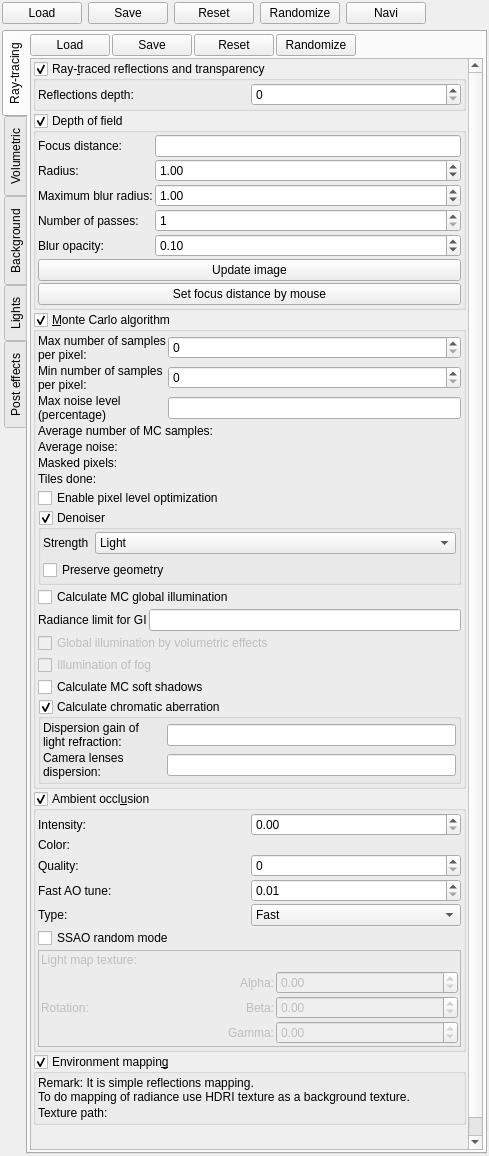
The window that mandelbulber2/qt/dock_effects.ui (buddhi1980/mandelbulber2) describes before a commit, drawn with Qt 5.
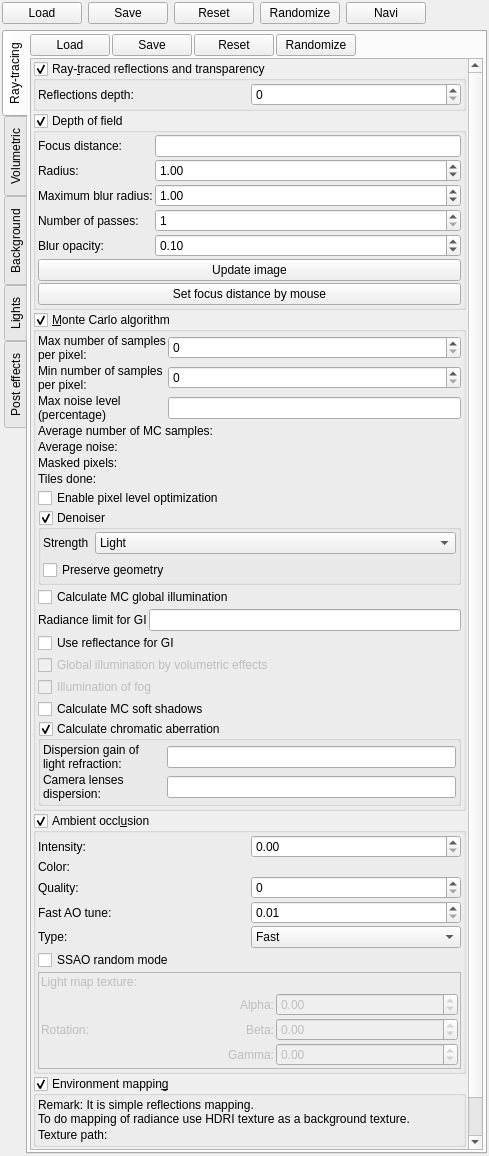
The same window after the commit. Icons and pictures are not drawn. Custom widgets are drawn as their Qt base class.

Diff of the .ui file:
```diff
--- a/mandelbulber2/qt/dock_effects.ui
+++ b/mandelbulber2/qt/dock_effects.ui
@@ -181,9 +181,9 @@
           <property name="geometry">
            <rect>
             <x>0</x>
-            <y>0</y>
-            <width>433</width>
-            <height>1237</height>
+            <y>-36</y>
+            <width>437</width>
+            <height>1144</height>
            </rect>
           </property>
           <layout class="QVBoxLayout" name="verticalLayout_34">
@@ -767,6 +767,19 @@
                 </item>
                </layout>
               </item>
+              <item>
+               <widget class="MyCheckBox" name="checkBox_MC_GI_use_reflectance">
+                <property name="sizePolicy">
+                 <sizepolicy hsizetype="Minimum" vsizetype="Maximum">
+                  <horstretch>0</horstretch>
+                  <verstretch>0</verstretch>
+                 </sizepolicy>
+                </property>
+                <property name="text">
+                 <string>Use reflectance for GI</string>
+                </property>
+               </widget>
+              </item>
               <item>
                <widget class="MyCheckBox" name="checkBox_MC_global_illumination_volumetric">
                 <property name="enabled">
```
Left out of the diff: 32 changed lines with no effect on the pictures.
